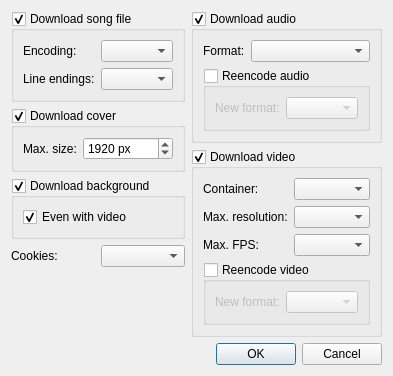
Qt form src/usdb_dl/gui/forms/SettingsDialog.ui (bohning/usdb_syncer) before a commit.
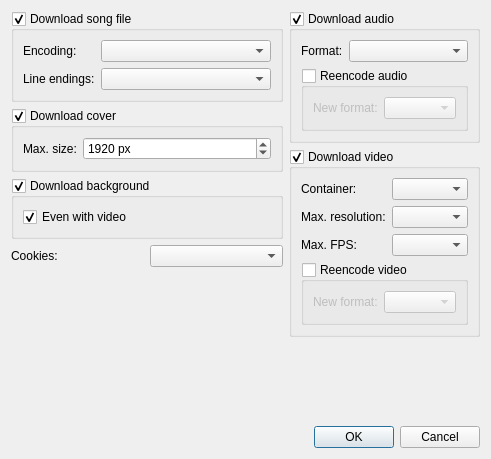
The same form after that commit.

The edit to the form file:
```diff
--- a/src/usdb_dl/gui/forms/SettingsDialog.ui
+++ b/src/usdb_dl/gui/forms/SettingsDialog.ui
@@ -6,8 +6,8 @@
    <rect>
     <x>0</x>
     <y>0</y>
-    <width>374</width>
-    <height>372</height>
+    <width>491</width>
+    <height>459</height>
    </rect>
   </property>
   <property name="windowTitle">
```
Left out of the diff: 13 changed lines with no effect on the pictures.
